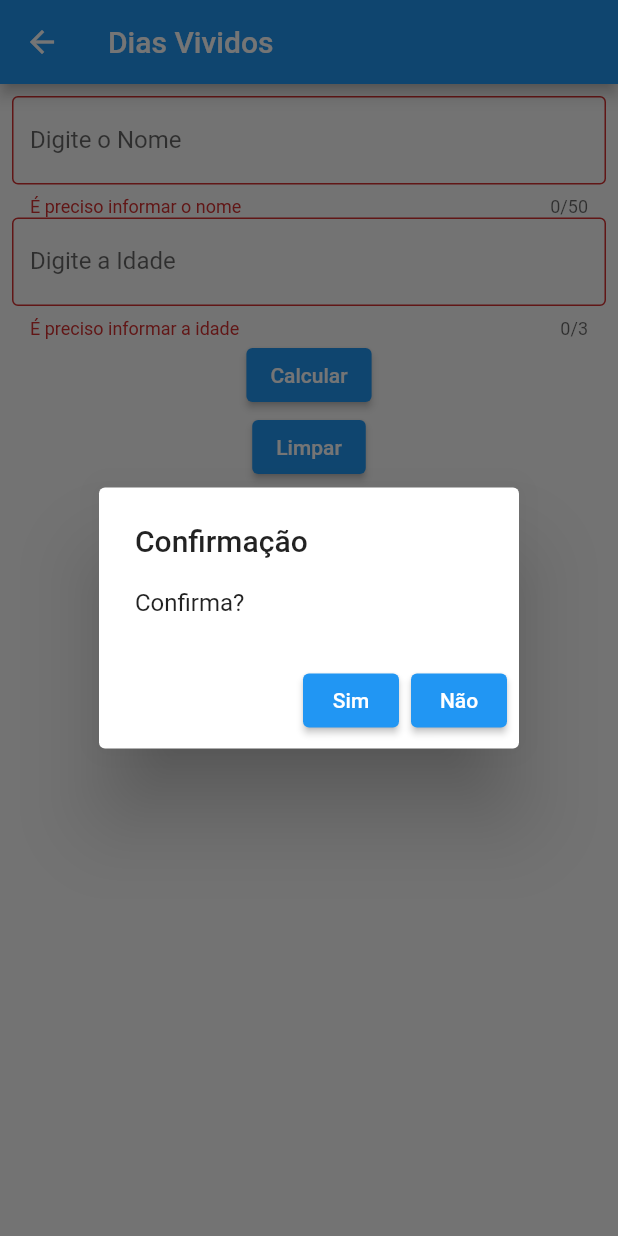
After one commit to EduardaCansi/flutter, a Flutter app: the DiasVividosPage screen opened by its route, after a tap on "Calcular", after a tap on "Limpar", on a phone screen of 412 x 824 dp. The commit adds this screen. Run offline on Flutter 3.47's test engine with Material 2 defaults, Android fonts, the phone set to English and light mode, and no system bars; our stand-ins replace getwidget.

Commit message:
Form Dias Vividos

```diff
--- a/app_aula/lib/main.dart
+++ b/app_aula/lib/main.dart
@@ -2,6 +2,7 @@ import 'package:app_aula/telas/contador.dart';
 import 'package:app_aula/telas/home.dart';
 import 'package:app_aula/telas/sobre.dart';
 import 'package:app_aula/telas/matricula.dart';
+import 'package:app_aula/telas/dias_vividos.dart';
 import 'package:flutter/material.dart';
 
 void main() {
@@ -25,6 +26,8 @@ class MyApp extends StatelessWidget {
         '/contador': (context) => const ContadorPage(title: "Contador"),
         '/sobre': (context) => const SobrePage(),
         '/matricula': (context) => const MatriculaPage(),
+        '/diasVividos': (context) =>
+            const DiasVividosPage(title: "Dias Vividos"),
       },
     );
   }
--- /dev/null
+++ b/app_aula/lib/telas/dias_vividos.dart
@@ -0,0 +1,150 @@
+import 'package:app_aula/util/dialogos.dart';
+import 'package:flutter/material.dart';
+import 'package:getwidget/getwidget.dart';
+
+class DiasVividosPage extends StatefulWidget {
+  const DiasVividosPage({super.key, required this.title});
+
+  final String title;
+
+  @override
+  State<DiasVividosPage> createState() => _DiasVividosPageState();
+}
+
+class _DiasVividosPageState extends State<DiasVividosPage> {
+  int _idade = 0;
+  String _nome = '';
+  int _diasVividos = 0;
+
+  void _calcular() {
+    setState(() {
+      _diasVividos = _idade * 365;
+      entries.add(
+          '$_nome tem $_idade anos. Viveu aproximadamente $_diasVividos dias');
+    });
+    Dialogos.showAlertDialog(context, 'Calculou dias para $_nome');
+  }
+
+  final _formKey = GlobalKey<FormState>();
+
+  final List<String> entries = <String>[];
+  final List<int> colorCodes = <int>[600, 100];
+
+  void _limpar() {
+    setState(() {
+      entries.clear();
+    });
+    GFToast.showToast(
+      'Limpou os dados',
+      context,
+    );
+  }
+
+  @override
+  Widget build(BuildContext context) {
+    return Scaffold(
+      appBar: AppBar(
+        title: Text(widget.title),
+      ),
+      body: Form(
+        key: _formKey,
+        child: Padding(
+          padding: const EdgeInsets.all(8.0),
+          child: Column(
+            mainAxisAlignment: MainAxisAlignment.start,
+            children: <Widget>[
+              //adicionar aqui as widget para o form
+              TextFormField(
+                keyboardType: TextInputType.name,
+                maxLength: 50,
+                decoration: const InputDecoration(
+                  border: OutlineInputBorder(),
+                  labelText: 'Digite o Nome',
+                ),
+                validator: (value) {
+                  if (value == null || value.isEmpty) {
+                    return 'É preciso informar o nome';
+                  }
+                  _nome = value;
+                  return null;
+                },
+              ),
+              TextFormField(
+                keyboardType: TextInputType.number,
+                maxLength: 3,
+                decoration: const InputDecoration(
+                  border: OutlineInputBorder(),
+                  labelText: 'Digite a Idade',
+                ),
+                validator: (value) {
+                  if (value == null || value.isEmpty) {
+                    return 'É preciso informar a idade';
+                  }
+                  if (double.tryParse(value) == null) {
+                    return 'Informe número na idade';
+                  }
+                  _idade = int.tryParse(value)!;
+                  return null;
+                },
+              ),
+              ElevatedButton(
+                onPressed: () {
+                  // Validate returns true if the form is valid, or false otherwise.
+                  if (_formKey.currentState!.validate()) {
+                    // If the form is valid, display a snackbar. In the real world,
+                    // you'd often call a server or save the information in a database.
+                    _calcular();
+                    ScaffoldMessenger.of(context).showSnackBar(
+                      const SnackBar(content: Text('Calculado com sucesso')),
+                    );
+                  }
+                },
+                child: const Text('Calcular'),
+              ),
+              ElevatedButton(
+                onPressed: () {
+                  Dialogos.showConfirmDialog(context, 'Confirma?', _limpar);
+                },
+                child: const Text('Limpar'),
+              ),
+              Text(
+                '$_nome, você viveu aproximadamente:',
+                style: Theme.of(context).textTheme.headline6,
+              ),
+              Text(
+                '$_diasVividos dias.',
+                style: Theme.of(context).textTheme.headline4,
+              ),
+              /*const Text('Dias que viveu +-'),
+              TextFormField(
+                decoration: const InputDecoration(
+                  border: OutlineInputBorder(),
+                  hintText: 'Resultado',
+                ),
+                // usar key para detectar setState
+                key: Key(_diasVividos.toString()),
+                initialValue: _diasVividos.toString(),
+              ),*/
+
+              SizedBox(
+                height: 200,
+                width: 300,
+                child: ListView.builder(
+                    padding: const EdgeInsets.all(8),
+                    itemCount: entries.length,
+                    itemBuilder: (BuildContext context, int index) {
+                      return Container(
+                        height: 50,
+                        color: Colors.amber[colorCodes[index % 2 == 0 ? 0 : 1]],
+                        child: Center(child: Text(' ${entries[index]}')),
+                      );
+                    }),
+              )
+            ],
+          ),
+        ),
+      ),
+      // This trailing comma makes auto-formatting nicer for build methods.
+    );
+  }
+}
--- /dev/null
+++ b/app_aula/lib/util/dialogos.dart
@@ -0,0 +1,60 @@
+import 'package:flutter/material.dart';
+
+class Dialogos {
+  static showAlertDialog(BuildContext context, String mensagem) {
+    // configura o button
+    Widget okButton = ElevatedButton(
+      child: const Text("OK"),
+      onPressed: () {
+        Navigator.of(context).pop();
+      },
+    );
+    // configura o AlertDialog
+    AlertDialog alerta = AlertDialog(
+      title: const Text("Alerta"),
+      content: Text(mensagem),
+      actions: [
+        okButton,
+      ],
+    );
+    // exibe o dialog
+    showDialog(
+      context: context,
+      builder: (BuildContext context) {
+        return alerta;
+      },
+    );
+  }
+
+  static showConfirmDialog(
+      BuildContext context, String mensagem, Function simFunction) {
+    Widget naoButton = ElevatedButton(
+      child: const Text("Não"),
+      onPressed: () {
+        Navigator.of(context).pop();
+      },
+    );
+    Widget simButton = ElevatedButton(
+      child: const Text("Sim"),
+      onPressed: () {
+        Navigator.of(context).pop();
+        simFunction();
+      },
+    );
+    //configura o AlertDialog
+    AlertDialog alert = AlertDialog(
+      title: const Text("Confirmação"),
+      content: Text(mensagem),
+      actions: [
+        simButton,
+        naoButton,
+      ],
+    );
+    showDialog(
+      context: context,
+      builder: (BuildContext context) {
+        return alert;
+      },
+    );
+  }
+}
--- a/app_aula/pubspec.yaml
+++ b/app_aula/pubspec.yaml
@@ -36,6 +36,7 @@ dependencies:
   # The following adds the Cupertino Icons font to your application.
   # Use with the CupertinoIcons class for iOS style icons.
   cupertino_icons: ^1.0.2
+  getwidget: ^2.0.4
 
 dev_dependencies:
   flutter_test:
```
Also changed, not shown: app_aula/lib/telas/home.dart (+8 -0 lines), app_aula/lib/telas/imc.dart (added, +112 -0 lines), app_aula/pubspec.lock.
